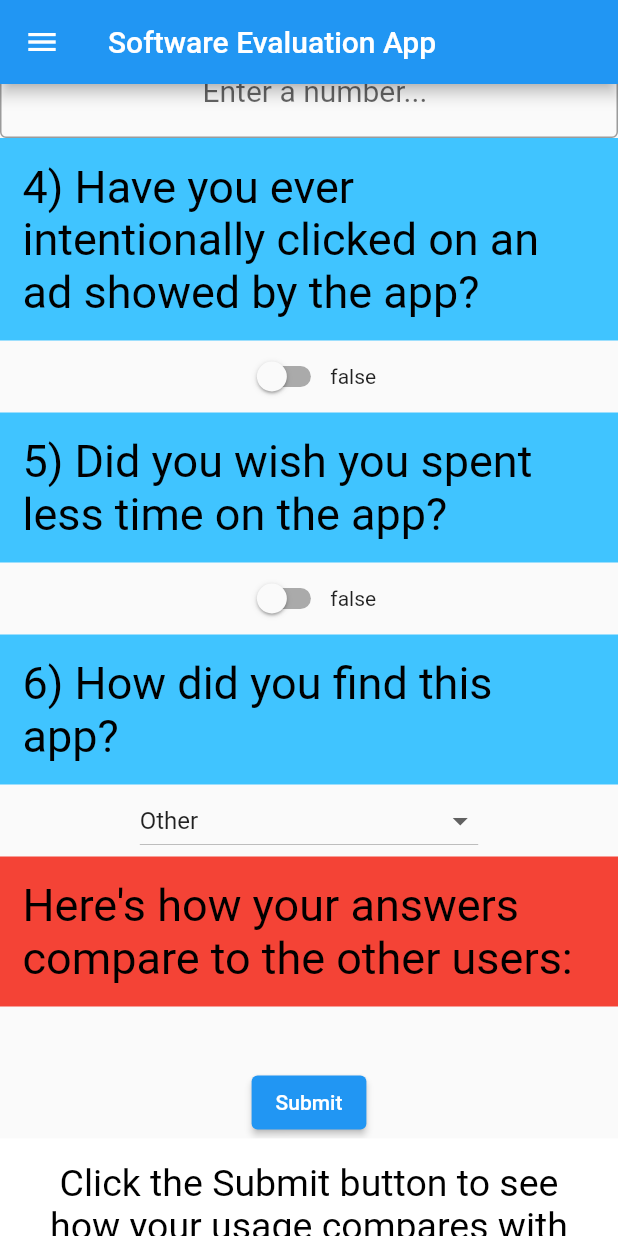
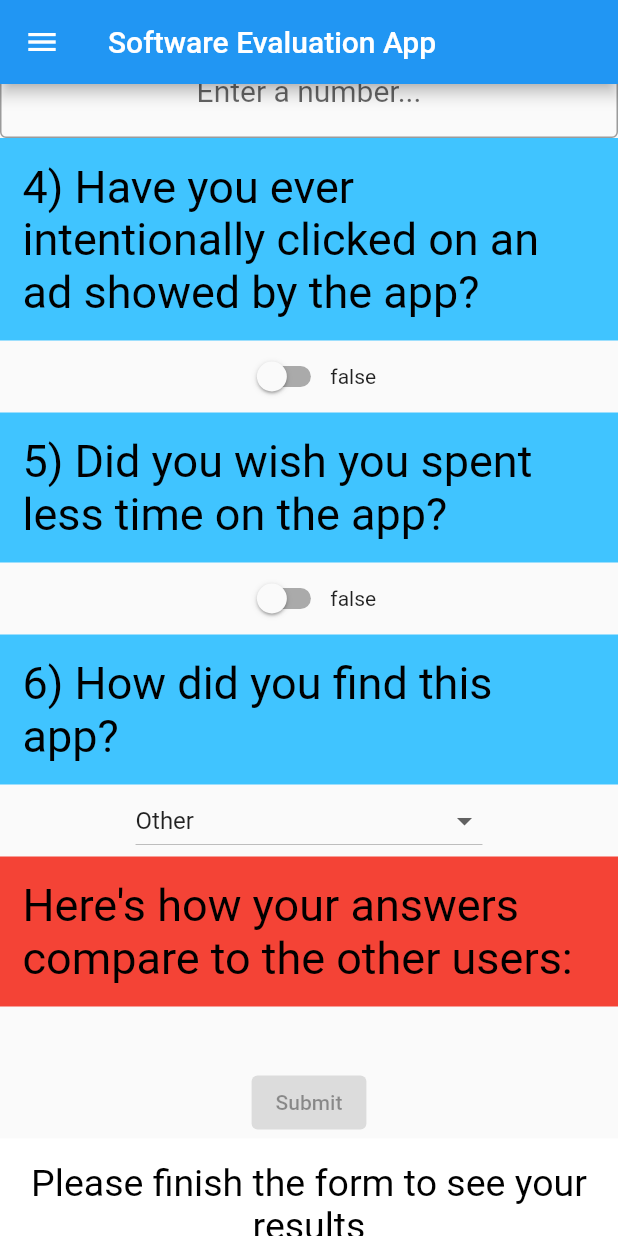
Before and after one commit to Dutra-Apex/flutter_project, a Flutter app: the screen it shows after launch, scrolled down 576 dp, on a phone screen of 412 x 824 dp. Run offline on Flutter 3.47's test engine with Material 2 defaults, Android fonts, the phone set to English and light mode, and no system bars.

Commit message:
disable button functionality
Implemented functionality to disabled submit button if user hasn't finished the form

```diff
--- a/lib/main.dart
+++ b/lib/main.dart
@@ -1,20 +1,20 @@
 import 'package:flutter/material.dart';
 import 'package:flutter/services.dart';
 
-void main() => runApp(MyApp());
+void main() => runApp(const MyApp());
 
 class MyApp extends StatelessWidget {
+  const MyApp({super.key});
+
   @override
   Widget build(BuildContext context) {
     return MaterialApp(
       title: 'Flutter Demo',
       theme: ThemeData(primarySwatch: Colors.blue),
-      home: FormApp(),
+      home: const FormApp(),
     );
   }
 }
-
-
 
 class FormApp extends StatefulWidget {
   const FormApp({super.key});
@@ -45,7 +45,7 @@ class _FormAppState extends State<FormApp> {
     ),
     const DropdownMenuItem(
       value: 2,
-      child: Text("A friend reccomended to me"),
+      child: Text("A friend recommended to me"),
     ),
     const DropdownMenuItem(value: 3, child: Text("Saw an influencer using it")),
     const DropdownMenuItem(value: 4, child: Text("It came pre-installed")),
@@ -100,20 +100,7 @@ class _FormAppState extends State<FormApp> {
               textAlign: TextAlign.start,
               fieldColor: Colors.lightBlueAccent,
             ),
-                    TextField(
-                      keyboardType: TextInputType.number,
-                      controller: controller1,
-                      onChanged: changeText,
-                      textAlign: TextAlign.center,
-                      inputFormatters: <TextInputFormatter>[
-                        FilteringTextInputFormatter.digitsOnly
-                      ],
-                      style: const TextStyle(
-                        fontSize: 20,
-                      ),
-                      decoration: const InputDecoration(
-                          border: OutlineInputBorder(), hintText: 'Enter a number...'),
-                    ),
+            getTextField(controller1, changeText),
             getTextRow(
               '2) How do you review the app?',
               fontSize: 30.0,
@@ -127,26 +114,7 @@ class _FormAppState extends State<FormApp> {
               textAlign: TextAlign.start,
               fieldColor: Colors.lightBlueAccent,
             ),
-                    TextField(
-                      keyboardType: TextInputType.number,
-                      controller: controller2,
-                      onChanged: changeText2,
-                      textAlign: TextAlign.center,
-                      inputFormatters: <TextInputFormatter>[
-                        FilteringTextInputFormatter.digitsOnly
-                      ],
-                      style: const TextStyle(
-                        fontSize: 20,
-                      ),
-                      decoration: const InputDecoration(
-                          border: OutlineInputBorder(),
-                          hintText: 'Enter a number...',
-                          prefix: Text(
-                            '\$',
-                            textAlign: TextAlign.center,
-                          ),
-                          prefixStyle: TextStyle()),
-                    ),
+            getTextField(controller2, changeText2),
             getTextRow(
               '4) Have you ever intentionally clicked on an ad showed by the app?',
               fontSize: 30.0,
@@ -167,13 +135,7 @@ class _FormAppState extends State<FormApp> {
               textAlign: TextAlign.start,
               fieldColor: Colors.lightBlueAccent,
             ),
-                    DropdownButton<int>(
-                        items: dropdown1,
-                        onChanged: refreshScreen,
-                        value: dropdownValue1,
-                        hint: const Text(
-                          "Select One",
-                        )),
+            getDropDown(dropdown1, refreshScreen, dropdownValue1),
 
             // List of questions that I plan on implementing on the final version
 
@@ -216,19 +178,20 @@ class _FormAppState extends State<FormApp> {
               height: 40.0,
             ),
             ElevatedButton(
-                        onPressed: () {
+                onPressed: isUserDone()
+                    ? () => {
                           // Navigator to the next page.
                           Navigator.of(context).push(
                             MaterialPageRoute(
-                              // Builder for the nextpage
-                              // class's constructor.
-                                builder: (context) => resultsPage(
+                              builder: (context) => ResultsPage(
                                 resultsDisplay: getResultValues(),
-                                )),
-                          );
-                        },
-                        child: Text("Submit")),
-                    getTextRow(resultsDisplay)
+                              ),
+                            ),
+                          ),
+                        }
+                    : null,
+                child: const Text("Submit")),
+            getTextRow(userMessage(isUserDone()))
           ],
         ),
       ]),
@@ -236,7 +199,6 @@ class _FormAppState extends State<FormApp> {
   }
 
   // List of functions to update variables and screenState
-  // Need to make this more DRY as soon as I figure out how
   void changeText(newText) {
     setState(() => text1 = newText);
   }
@@ -273,6 +235,24 @@ class _FormAppState extends State<FormApp> {
     setState(() => checkBoxValue2 = newValue);
   }
 
+  bool isUserDone() {
+    if (text1 == '' || text2 == '') {
+      return false;
+    } else {
+      return true;
+    }
+  }
+
+  String userMessage(
+    isUserDone,
+  ) {
+    if (isUserDone) {
+      return "Now you can click the submit button";
+    } else {
+      return "Please finish the form to see your results";
+    }
+  }
+
   Widget buildSlider(sliderValue, updateSlider) {
     return Column(
       children: [
@@ -291,6 +271,27 @@ class _FormAppState extends State<FormApp> {
     );
   }
 
+  TextField getTextField(
+    controller,
+    onChanged, {
+    keyboardType = TextInputType.number,
+  }) {
+    return TextField(
+      keyboardType: keyboardType,
+      controller: controller,
+      onChanged: onChanged,
+      textAlign: TextAlign.center,
+      inputFormatters: <TextInputFormatter>[
+        FilteringTextInputFormatter.digitsOnly
+      ],
+      style: const TextStyle(
+        fontSize: 20,
+      ),
+      decoration: const InputDecoration(
+          border: OutlineInputBorder(), hintText: 'Enter a number...'),
+    );
+  }
+
   Row getSwitch(
     value,
     onChanged,
@@ -302,7 +303,7 @@ class _FormAppState extends State<FormApp> {
         children: [Switch(value: value, onChanged: onChanged), Text(text)]);
   }
 
-  // Function that returns a row with text on it and customed background
+  // Function that returns a row with text on it and custom background
   Row getTextRow(
     text, {
     fieldColor = Colors.white,
@@ -335,6 +336,21 @@ class _FormAppState extends State<FormApp> {
           ),
         ),
       ],
+    );
+  }
+
+  DropdownButton getDropDown(
+    items,
+    onChanged,
+    value,
+  ) {
+    return DropdownButton<int>(
+      items: items,
+      onChanged: onChanged,
+      value: value,
+      hint: const Text(
+        "Select One",
+      ),
     );
   }
 
@@ -381,31 +397,45 @@ class _FormAppState extends State<FormApp> {
     } else if (dropdownValue1 == 4) {
       results += "\n\n Only 8% of users had this app pre-installed";
     }
+    results += "\n\n";
     return results;
-    setState(() {});
   }
 }
 
-
-
-class resultsPage extends StatelessWidget {
+// Page containing the user's results
+class ResultsPage extends StatelessWidget {
   String resultsDisplay;
 
-  resultsPage({required this.resultsDisplay});
+  ResultsPage({super.key, required this.resultsDisplay});
+
   @override
   Widget build(BuildContext context) {
-
     return Scaffold(
       appBar: AppBar(
-        title: Text('Test'),
+        title: const Text('Here are your results:'),
       ),
       body: Center(
-        child: Column(
-            mainAxisAlignment: MainAxisAlignment.center,
-            children: [
-              Text(resultsDisplay)
-            ]
+        child: Column(mainAxisAlignment: MainAxisAlignment.center, children: [
+          Text(
+            resultsDisplay,
+            style: const TextStyle(
+              fontSize: 25,
+              fontWeight: FontWeight.bold,
             ),
+          ),
+          ElevatedButton(
+              child: const Text(
+                'Go Back',
+                textScaleFactor: 1.5,
+              ),
+              onPressed: () {
+                Navigator.of(context).pop(
+                  MaterialPageRoute(
+                    builder: (context) => const FormApp(),
+                  ),
+                );
+              }),
+        ]),
       ),
     );
   }
```
Lines whose indentation alone changed are shown as unchanged.
